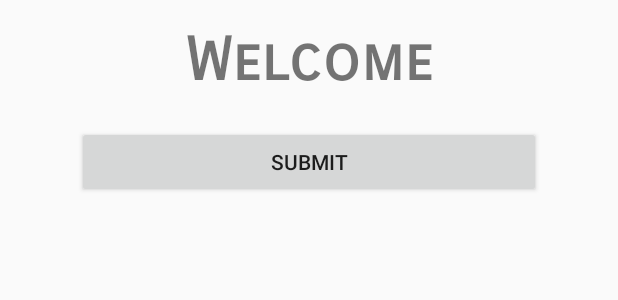
After one commit to davidemarcoli/annadroid-next-gen, an Android app: the layout activity_main.xml on its own in the app's theme, with its tools: preview values and no code run, on a phone screen of 412 x 824 dp. The commit adds this screen. Shown: the top 300 px of the screen. Run offline under Robolectric (Android 15) with nearby library versions, the phone set to English and light mode, and no system bars.

Commit message:
Some changes

```diff
--- /dev/null
+++ b/Android/Client/app/src/main/res/layout/activity_main.xml
@@ -0,0 +1,43 @@
+<?xml version="1.0" encoding="utf-8"?>
+<LinearLayout xmlns:android="http://schemas.android.com/apk/res/android"
+    xmlns:tools="http://schemas.android.com/tools"
+    android:layout_width="match_parent"
+    android:layout_height="match_parent"
+    android:paddingBottom="@dimen/activity_vertical_margin"
+    android:paddingLeft="@dimen/activity_horizontal_margin"
+    android:paddingRight="@dimen/activity_horizontal_margin"
+    android:paddingTop="@dimen/activity_vertical_margin"
+    tools:context="com.example.txc37.helloworld.MainActivity">
+
+    <LinearLayout
+        android:orientation="vertical"
+        android:layout_gravity="center_horizontal"
+        android:layout_margin="35dp"
+        android:layout_width="match_parent"
+        android:layout_height="wrap_content">
+    <TextView
+        android:id="@+id/welcome_text"
+        android:layout_width="match_parent"
+        android:layout_height="wrap_content"
+        android:fontFamily="sans-serif-smallcaps"
+        android:gravity="center"
+        android:textSize="40dp"
+        android:textStyle="bold"
+        android:text="Welcome"/>
+
+    <TextView
+        android:id="@+id/code"
+        android:layout_width="match_parent"
+        android:layout_height="wrap_content"
+
+        />
+    <Button
+        android:id="@+id/submit_btn"
+        android:layout_width="match_parent"
+        android:layout_height="wrap_content"
+        android:text="Submit"/>
+
+
+    </LinearLayout>
+
+</LinearLayout>
--- /dev/null
+++ b/Android/Client/app/src/main/res/transition/fade_transition.xml
@@ -0,0 +1,6 @@
+<?xml version="1.0" encoding="utf-8"?>
+<transitionManager xmlns:android="http://schemas.android.com/apk/res/android">
+
+    <fade xmlns:android="http://schemas.android.com/apk/res/android" />
+
+</transitionManager>
--- /dev/null
+++ b/Android/Client/app/src/main/res/values-w820dp/dimens.xml
@@ -0,0 +1,6 @@
+<resources>
+    <!-- Example customization of dimensions originally defined in res/values/dimens.xml
+         (such as screen margins) for screens with more than 820dp of available width. This
+         would include 7" and 10" devices in landscape (~960dp and ~1280dp respectively). -->
+    <dimen name="activity_horizontal_margin">64dp</dimen>
+</resources>
--- /dev/null
+++ b/Android/Client/app/src/main/res/values/colors.xml
@@ -0,0 +1,8 @@
+<?xml version="1.0" encoding="utf-8"?>
+<resources>
+    <color name="colorPrimary">#3F51B5</color>
+    <color name="colorPrimaryDark">#303F9F</color>
+    <color name="colorAccent">#FF4081</color>
+
+    <color name="black_overlay">#66000000</color>
+</resources>
--- /dev/null
+++ b/Android/Client/app/src/main/res/values/dimens.xml
@@ -0,0 +1,5 @@
+<resources>
+    <!-- Default screen margins, per the Android Design guidelines. -->
+    <dimen name="activity_horizontal_margin">16dp</dimen>
+    <dimen name="activity_vertical_margin">16dp</dimen>
+</resources>
```
Also changed, not shown: Android/Client/app/src/main/java/com/example/txc37/helloworld/MainActivity.java (+27 -11 lines), Android/Client/app/src/main/res/layout/activity_show_message.xml (added, +54 -0 lines), Android/Client/app/src/main/res/layout/activity_start.xml (added, +57 -0 lines), Android/Client/app/src/main/res/layout/result_layout.xml (added, +16 -0 lines), Android/Client/app/src/main/res/values/attrs.xml (added, +12 -0 lines), Android/Client/app/src/main/res/values/strings.xml (added, +13 -0 lines), Android/Client/app/src/main/res/values/styles.xml (added, +41 -0 lines), Android/Client/app/src/main/res/drawable/placeholder.png (added), Android/Client/app/src/main/res/mipmap-hdpi/ic_launcher.png (added), Android/Client/app/src/main/res/mipmap-mdpi/ic_launcher.png (added), Android/Client/app/src/main/res/mipmap-xhdpi/ic_launcher.png (added), Android/Client/app/src/main/res/mipmap-xxhdpi/ic_launcher.png (added), Android/Client/app/src/main/res/mipmap-xxxhdpi/ic_launcher.png (added), 1 other file.
